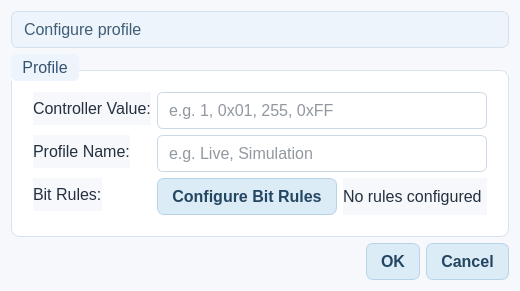
Before: the Qt Designer form forms/ConditionalProfileDialog.ui in rohityaduvxnshi/pcapfile, drawn with Qt 5.
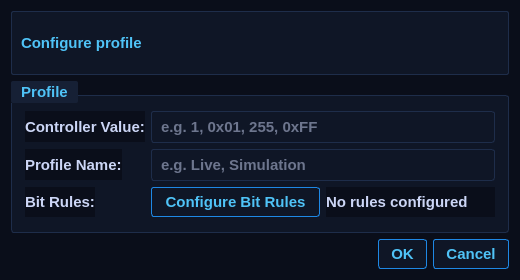
After: the same form once the commit is applied.

Patch:
```diff
--- a/forms/ConditionalProfileDialog.ui
+++ b/forms/ConditionalProfileDialog.ui
@@ -4,7 +4,7 @@
  <widget class="QDialog" name="ConditionalProfileDialog">
   <property name="geometry"><rect><x>0</x><y>0</y><width>520</width><height>280</height></rect></property>
   <property name="windowTitle"><string>Profile Configuration</string></property>
-  <property name="styleSheet"><string>QWidget{font-family:&quot;Segoe UI&quot;,&quot;Noto Sans&quot;,Arial;font-size:12pt;color:#24313f;background-color:#f6f8fb;}QDialog{background-color:#f6f8fb;}QGroupBox{background-color:#ffffff;border:1px solid #d8e2ee;border-radius:8px;margin-top:16px;padding:12px;}QGroupBox::title{subcontrol-origin:margin;subcontrol-position:top left;padding:4px 9px;color:#36536f;background-color:#edf4fb;border-radius:6px;font-weight:600;}QLineEdit{background-color:#ffffff;border:1px solid #cbd8e6;border-radius:6px;padding:7px 9px;}QPushButton{background-color:#dcecf7;border:1px solid #b8d3e7;border-radius:7px;padding:8px 14px;color:#244660;font-weight:600;}QPushButton:hover{background-color:#cfe4f3;}QLabel#lblInfo{color:#3f5d76;background-color:#edf4fb;border:1px solid #d3e1ee;border-radius:7px;padding:8px;}</string></property>
+  <property name="styleSheet"><string>QWidget{font-family:&quot;Bahnschrift&quot;,&quot;Arial Narrow&quot;,Arial;font-size:11pt;font-weight:600;color:#ccd6f6;background-color:#0a0e1a;}QDialog{background-color:#0a0e1a;}QGroupBox{background-color:#0f1626;border:1px solid #1e2d4a;border-radius:3px;margin-top:14px;padding:6px 4px;}QGroupBox::title{subcontrol-origin:margin;subcontrol-position:top left;padding:2px 8px;color:#4fc3f7;background-color:#162035;border-radius:2px;font-weight:700;}QLineEdit{background-color:#0f1626;border:1px solid #1e2d4a;border-radius:3px;padding:5px 7px;color:#ccd6f6;selection-background-color:#1c3a6e;}QLineEdit:focus{border:1px solid #1e88e5;}QPushButton{background-color:#0f1626;border:1px solid #1e88e5;border-radius:3px;padding:5px 12px;color:#4fc3f7;font-weight:700;}QPushButton:hover{background-color:#1c3a6e;color:#ffffff;}QPushButton:pressed{background-color:#1565c0;}QLabel#lblInfo{color:#4fc3f7;background-color:#0f1626;border:1px solid #1e2d4a;border-radius:2px;padding:5px;}</string></property>
   <layout class="QVBoxLayout" name="mainLayout">
    <item><widget class="QLabel" name="lblInfo"><property name="text"><string>Configure profile</string></property><property name="wordWrap"><bool>true</bool></property></widget></item>
    <item>
```
